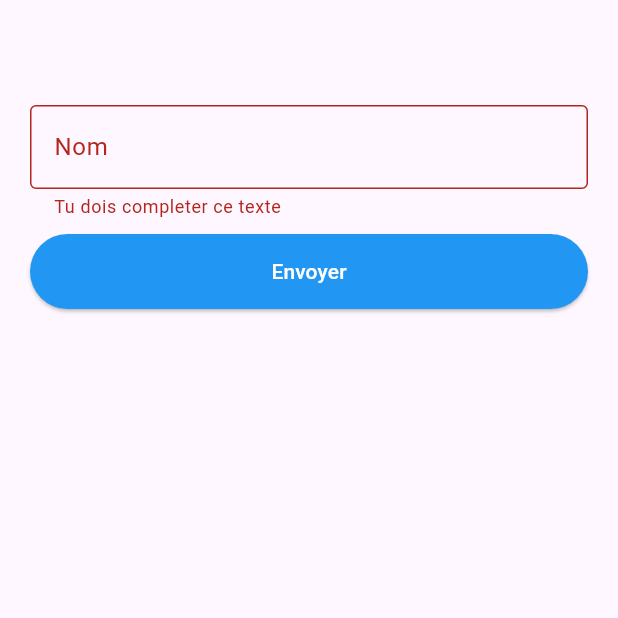
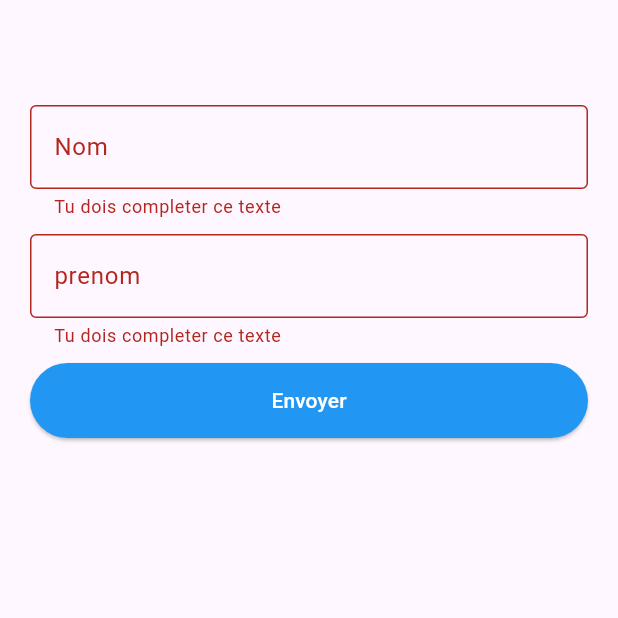
Before and after one commit to jeannotds/flutter_validation_form_, a Flutter app: the CreatePlanning screen opened directly, after a tap on "Envoyer", on a phone screen of 412 x 824 dp, the top half of it. Run offline on Flutter 3.47's test engine with Material 3 defaults, Android fonts, the phone set to English and light mode, and no system bars.

Commit message:
add second input*

```diff
--- a/lib/pages/create_planning.dart
+++ b/lib/pages/create_planning.dart
@@ -36,6 +36,21 @@ class _CreatePlanningState extends State<CreatePlanning> {
                       },
                     ),
                   ),
+                  Container(
+                    margin: const EdgeInsets.only(bottom: 10),
+                    child: TextFormField(
+                      decoration: const InputDecoration(
+                          labelText: 'prenom',
+                          hintText: 'Entrer le prenom de l utilisateur',
+                          border: OutlineInputBorder()),
+                      validator: (String? value) {
+                        if (value == null || value.isEmpty) {
+                          return "Tu dois completer ce texte";
+                        }
+                        return null;
+                      },
+                    ),
+                  ),
                   SizedBox(
                     width: double.infinity,
                     height: 50,
```
